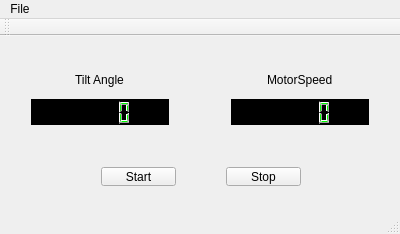
Old version of the form QT/ReactionWheel/mainwindow.ui in the repository dcarrol3/ReactionWheel.
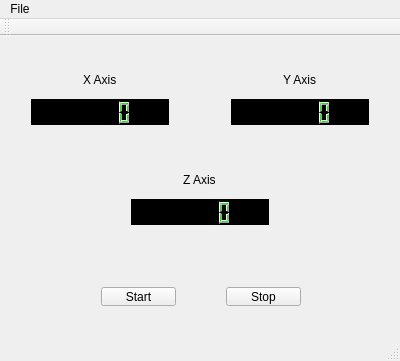
New version of the form.

Commit message: Added motor communication and C++ desktop side UART

Patch:
```diff
--- a/QT/ReactionWheel/mainwindow.ui
+++ b/QT/ReactionWheel/mainwindow.ui
@@ -7,7 +7,7 @@
     <x>0</x>
     <y>0</y>
     <width>400</width>
-    <height>234</height>
+    <height>361</height>
    </rect>
   </property>
   <property name="windowTitle">
@@ -27,7 +27,7 @@
      <item alignment="Qt::AlignHCenter">
       <widget class="QLabel" name="label">
        <property name="text">
-        <string>Tilt Angle</string>
+        <string>X Axis</string>
        </property>
       </widget>
      </item>
@@ -55,7 +55,7 @@
      <item alignment="Qt::AlignHCenter">
       <widget class="QLabel" name="label_4">
        <property name="text">
-        <string>MotorSpeed</string>
+        <string>Y Axis</string>
        </property>
       </widget>
      </item>
@@ -74,7 +74,7 @@
     <property name="geometry">
      <rect>
       <x>90</x>
-      <y>120</y>
+      <y>240</y>
       <width>222</width>
       <height>41</height>
      </rect>
@@ -99,6 +99,34 @@
      </item>
     </layout>
    </widget>
+   <widget class="QWidget" name="verticalLayoutWidget_2">
+    <property name="geometry">
+     <rect>
+      <x>120</x>
+      <y>120</y>
+      <width>160</width>
+      <height>80</height>
+     </rect>
+    </property>
+    <layout class="QVBoxLayout" name="verticalLayout_2">
+     <item alignment="Qt::AlignHCenter">
+      <widget class="QLabel" name="label_2">
+       <property name="text">
+        <string>Z Axis</string>
+       </property>
+      </widget>
+     </item>
+     <item>
+      <widget class="QLCDNumber" name="zAxis">
+       <property name="styleSheet">
+        <string notr="true">background-color: rgb(0, 0, 0);
+color: rgb(0, 255, 0);
+</string>
+       </property>
+      </widget>
+     </item>
+    </layout>
+   </widget>
   </widget>
   <widget class="QToolBar" name="mainToolBar">
    <attribute name="toolBarArea">
```
Left out of the diff: 4 changed lines with no effect on the pictures. The commit also changes 16 other files.
